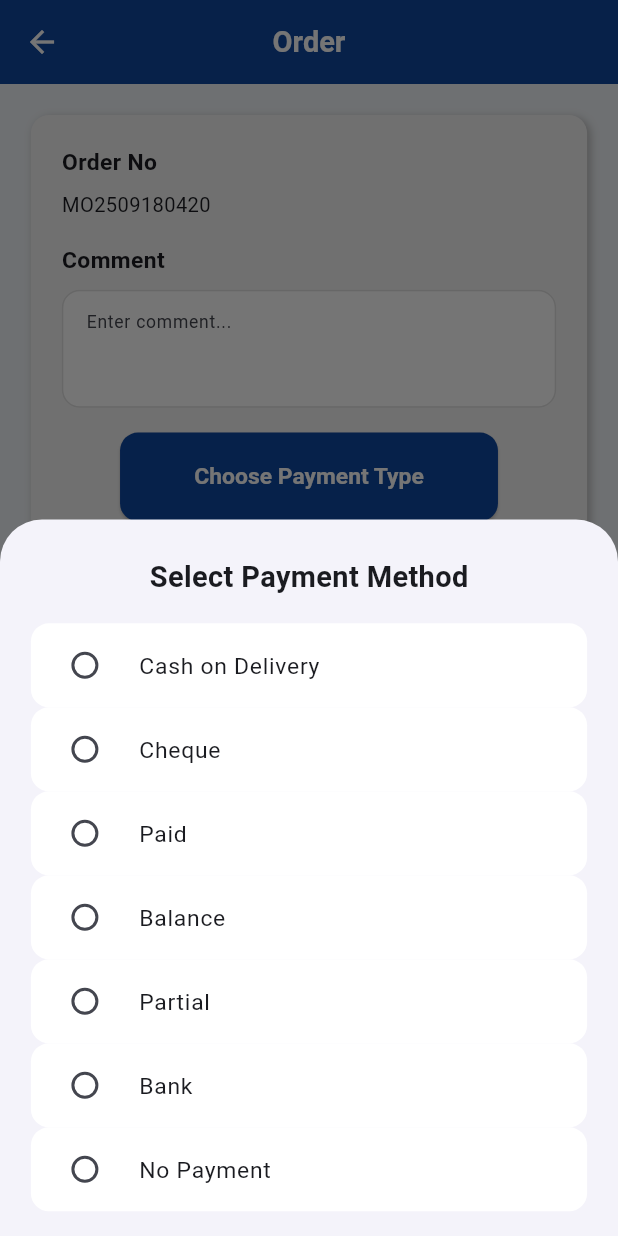
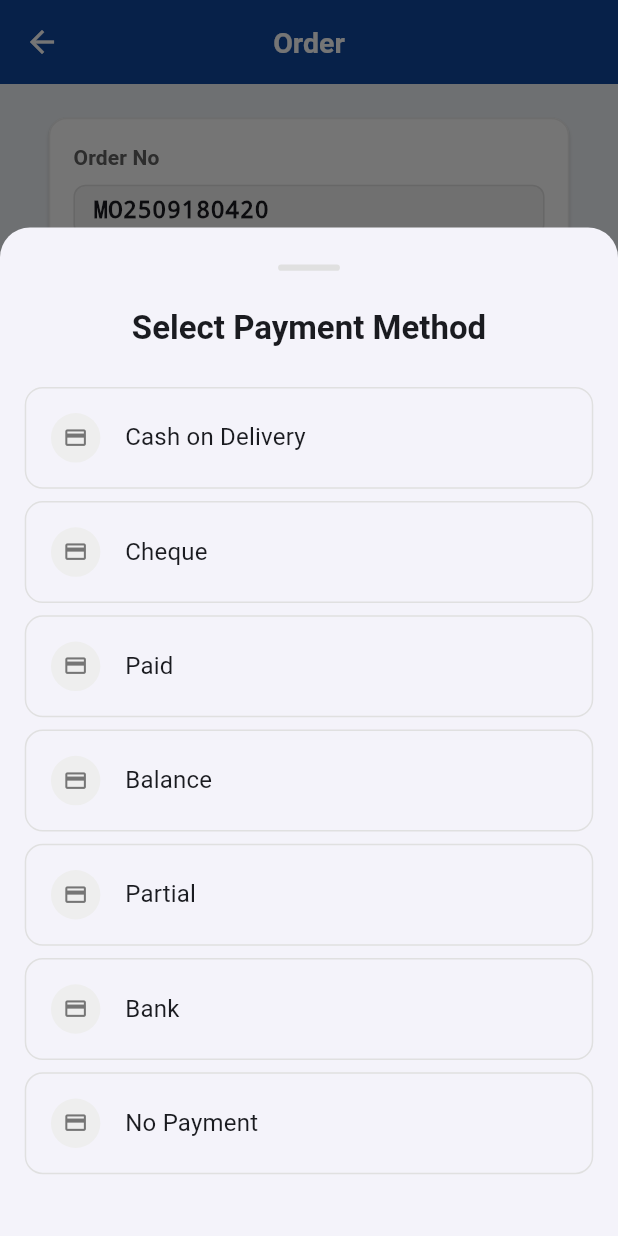
Before and after one commit to foxxafa/pos-app-flutter, a Flutter app: the Invoice2Activity screen opened directly, after a tap on "Choose Payment Type", on a phone screen of 412 x 824 dp. Run offline on Flutter 3.47's test engine with Material 3 defaults, Android fonts, the phone set to English and light mode, and no system bars; our stand-ins replace audioplayers, connectivity_plus, easy_localization, shared_preferences, sizer, sqflite; missing offline and left inert: mobile_scanner; accounts and stored records are empty.

Commit message:
Refactor: Enhance Order UI with localization and modern design
- Added English translations for order-related UI elements in `assets/translations/en.json`.
- Redesigned the order screen (`invoice2_activity.dart`) with a card-based layout and improved visual hierarchy.
- Implemented localization for titles, labels, and buttons using `easy_localization`.
- Updated the "Select Payment Method" bottom sheet with a new design and selection indicators.
- Replaced plain text displays for order number, dates, and payment method with styled cards.
- Restyled the "Select Products" button with an icon and updated appearance.
- Introduced helper widgets `_buildInfoCard` and `_buildActionCard` for consistent card styling.
- Set a background color for the order screen using `AppTheme.lightBackgroundColor`.
- Updated text field for comments to use `theme.textTheme.bodyMedium` and improved padding.
- Imported `easy_localization` and `app_theme.dart`.

```diff
--- a/lib/views/invoice2_activity.dart
+++ b/lib/views/invoice2_activity.dart
@@ -1,6 +1,7 @@
 import 'dart:math';
 
 import 'package:flutter/material.dart';
+import 'package:easy_localization/easy_localization.dart';
 import 'package:pos_app/controllers/refundlist_controller.dart';
 import 'package:pos_app/models/refundlist_model.dart';
 import 'package:pos_app/providers/cartcustomer_provider.dart';
@@ -9,6 +10,7 @@ import 'package:pos_app/views/cart_view.dart';
 import 'package:provider/provider.dart';
 import 'package:sizer/sizer.dart';
 import 'package:intl/intl.dart';
+import 'package:pos_app/core/theme/app_theme.dart';
 
 class Invoice2Activity extends StatefulWidget {
   const Invoice2Activity({Key? key}) : super(key: key);
@@ -83,36 +85,111 @@ print("bunlarrr $_refundProductNames");
   }
 
   void _showPaymentBottomSheet() {
+    final theme = Theme.of(context);
     showModalBottomSheet(
       context: context,
       isScrollControlled: true,
+      shape: RoundedRectangleBorder(
+        borderRadius: BorderRadius.vertical(top: Radius.circular(20)),
+      ),
       builder: (ctx) {
-        return Padding(
+        return Container(
           padding: EdgeInsets.only(
             bottom: MediaQuery.of(ctx).viewInsets.bottom,
-            left: 5.w,
-            right: 5.w,
+            left: 4.w,
+            right: 4.w,
             top: 3.h,
           ),
           child: Column(
             mainAxisSize: MainAxisSize.min,
             children: [
-              Text("Select Payment Method", style: TextStyle(fontSize: 18.sp, fontWeight: FontWeight.bold)),
-              SizedBox(height: 2.h),
+              // Handle bar
+              Container(
+                width: 10.w,
+                height: 0.5.h,
+                decoration: BoxDecoration(
+                  color: Colors.grey[300],
+                  borderRadius: BorderRadius.circular(2.5),
+                ),
+              ),
+              SizedBox(height: 3.h),
+
+              Text(
+                'order.select_payment_method'.tr(),
+                style: theme.textTheme.titleLarge?.copyWith(
+                  fontWeight: FontWeight.bold,
+                ),
+              ),
+              SizedBox(height: 3.h),
+
               ...paymentMethods.map((method) {
-                return RadioListTile<String>(
-                  title: Text(method, style: TextStyle(fontSize: 16.sp)),
-                  value: method,
-                  groupValue: selectedPaymentMethod,
-                  onChanged: (value) {
+                final isSelected = selectedPaymentMethod == method;
+                return Container(
+                  margin: EdgeInsets.only(bottom: 1.h),
+                  child: Material(
+                    color: Colors.transparent,
+                    child: InkWell(
+                      borderRadius: BorderRadius.circular(12),
+                      onTap: () {
                         final orderInfoProvider = Provider.of<OrderInfoProvider>(context, listen: false);
-                          orderInfoProvider.paymentType=value??"No Payment";
-                    setState(() => selectedPaymentMethod = value);
+                        orderInfoProvider.paymentType = method;
+                        setState(() => selectedPaymentMethod = method);
                         Navigator.pop(context);
                       },
+                      child: Container(
+                        padding: EdgeInsets.all(4.w),
+                        decoration: BoxDecoration(
+                          border: Border.all(
+                            color: isSelected
+                                ? theme.colorScheme.primary
+                                : Colors.grey[300]!,
+                            width: isSelected ? 2 : 1,
+                          ),
+                          borderRadius: BorderRadius.circular(12),
+                          color: isSelected
+                              ? theme.colorScheme.primary.withOpacity(0.05)
+                              : null,
+                        ),
+                        child: Row(
+                          children: [
+                            Container(
+                              padding: EdgeInsets.all(2.w),
+                              decoration: BoxDecoration(
+                                color: isSelected
+                                    ? theme.colorScheme.primary
+                                    : Colors.grey[200],
+                                shape: BoxShape.circle,
+                              ),
+                              child: Icon(
+                                isSelected ? Icons.check : Icons.payment,
+                                color: isSelected
+                                    ? Colors.white
+                                    : Colors.grey[600],
+                                size: 4.w,
+                              ),
+                            ),
+                            SizedBox(width: 4.w),
+                            Expanded(
+                              child: Text(
+                                method,
+                                style: theme.textTheme.titleMedium?.copyWith(
+                                  fontWeight: isSelected
+                                      ? FontWeight.w600
+                                      : FontWeight.normal,
+                                  color: isSelected
+                                      ? theme.colorScheme.primary
+                                      : null,
+                                ),
+                              ),
+                            ),
+                          ],
+                        ),
+                      ),
+                    ),
+                  ),
                 );
               }),
-              SizedBox(height: 2.h),
+              SizedBox(height: 4.h),
             ],
           ),
         );
@@ -122,126 +199,220 @@ print("bunlarrr $_refundProductNames");
 
   @override
   Widget build(BuildContext context) {
-    final customer =
-        Provider.of<SalesCustomerProvider>(context).selectedCustomer;
+    final theme = Theme.of(context);
+    final customer = Provider.of<SalesCustomerProvider>(context).selectedCustomer;
     final dateFormat = DateFormat('dd.MM.yyyy');
     final now = DateTime.now();
     final orderInfoProvider = Provider.of<OrderInfoProvider>(context, listen: false);
-  String orderNo=generateFisNo(now);
-    orderInfoProvider.orderNo=orderNo;
+    String orderNo = generateFisNo(now);
+    orderInfoProvider.orderNo = orderNo;
 
     return Scaffold(
+      backgroundColor: AppTheme.lightBackgroundColor,
       appBar: AppBar(
-        title: Text("Order", style: TextStyle(fontSize: 18.sp)),
-        centerTitle: true,
+        title: Text('order.title'.tr()),
       ),
-      body: Padding(
-        padding: EdgeInsets.all(5.w),
-        child: SingleChildScrollView(
-          child: Container(
+      body: SingleChildScrollView(
+        padding: EdgeInsets.all(4.w),
+        child: Column(
+          children: [
+            // Order Number Card
+            _buildInfoCard(
+              title: 'order.order_no'.tr(),
+              content: Container(
                 width: double.infinity,
-            padding: EdgeInsets.all(5.w),
+                padding: EdgeInsets.symmetric(horizontal: 3.w, vertical: 0.5.h),
                 decoration: BoxDecoration(
                   color: Colors.grey[100],
-              borderRadius: BorderRadius.circular(3.w),
-              boxShadow: [
-                BoxShadow(
-                  color: Colors.grey.shade400,
-                  blurRadius: 4,
-                  offset: Offset(2, 2),
-                )
-              ],
+                  borderRadius: BorderRadius.circular(8),
+                  border: Border.all(color: Colors.grey[300]!),
                 ),
-            child: Column(
-              crossAxisAlignment: CrossAxisAlignment.start,
-              children: [
-                Text("Order No", style: TextStyle(fontSize: 16.sp, fontWeight: FontWeight.bold)),
-                SizedBox(height: 1.h),
-                Text(orderNo, style: TextStyle(fontSize: 15.sp)),
+                child: Text(
+                  orderNo,
+                  style: theme.textTheme.titleMedium?.copyWith(
+                    fontWeight: FontWeight.w600,
+                    fontFamily: 'monospace',
+                  ),
+                ),
+              ),
+              isCompact: true,
+            ),
 
             SizedBox(height: 2.h),
-                Text("Comment", style: TextStyle(fontSize: 16.sp, fontWeight: FontWeight.bold)),
-                SizedBox(height: 1.h),
-                TextField(
-                  maxLines: 3,
+
+            // Comment Card
+            _buildInfoCard(
+              title: 'order.comment'.tr(),
+              content: TextField(
+                maxLines: 5,
                 onChanged: (val) => comment = val,
                 onSubmitted: (value) {
-    FocusScope.of(context).unfocus(); // klavyeyi kapatır
-  },                  style: TextStyle(fontSize: 14.sp),
+                  FocusScope.of(context).unfocus();
+                },
+                style: theme.textTheme.bodyMedium,
                 decoration: InputDecoration(
-                    border: OutlineInputBorder(),
-                    hintText: "Enter comment...",
-                    contentPadding: EdgeInsets.all(3.w),
+                  hintText: 'order.enter_comment'.tr(),
+                  border: InputBorder.none,
+                  contentPadding: EdgeInsets.all(2.w),
+                  isDense: true,
+                ),
               ),
             ),
 
             SizedBox(height: 2.h),
-                Center(
-                  child: ElevatedButton(
-                    onPressed: _showPaymentBottomSheet,
-                    style: ElevatedButton.styleFrom(
-                      padding: EdgeInsets.symmetric(horizontal: 12.w, vertical: 2.5.h),
+
+            // Payment Method Card
+            _buildActionCard(
+              icon: Icons.payment_outlined,
+              title: 'order.choose_payment_type'.tr(),
+              subtitle: selectedPaymentMethod != null
+                  ? "${'order.selected_payment'.tr()} $selectedPaymentMethod"
+                  : null,
+              onTap: _showPaymentBottomSheet,
             ),
-                    child: Text("Choose Payment Type", style: TextStyle(fontSize: 16.sp)),
+
+            SizedBox(height: 1.5.h),
+
+            // Payment Date Card
+            _buildActionCard(
+              icon: Icons.calendar_today_outlined,
+              title: 'order.date'.tr(),
+              subtitle: dateFormat.format(selectedPaymentDate),
+              onTap: () => _selectPaymentDate(context),
             ),
+
+            SizedBox(height: 1.5.h),
+
+            // Delivery Date Card
+            _buildActionCard(
+              icon: Icons.local_shipping_outlined,
+              title: 'order.delivery_date'.tr(),
+              subtitle: dateFormat.format(selectedDeliveryDate),
+              onTap: () => _selectDeliveryDate(context),
             ),
-                if (selectedPaymentMethod != null) ...[
-                  SizedBox(height: 2.h),
-                  Center(
-                    child: Text(
-                      "Selected Payment: $selectedPaymentMethod",
-                      style: TextStyle(fontSize: 16.sp, fontWeight: FontWeight.w500),
-                    ),
-                  ),
-                ],Divider(),
-SizedBox(height: 2.h),
-               Row(
-  mainAxisAlignment: MainAxisAlignment.spaceBetween,
-  children: [Divider(),
-    Text("Date", style: TextStyle(fontSize: 18.sp, fontWeight: FontWeight.bold)),
-    Text(dateFormat.format(selectedPaymentDate), style: TextStyle(fontSize: 18.sp)),
- Divider(), ],
-),
-SizedBox(height: 1.h),
-Center(
-  child: ElevatedButton(
-    onPressed: () => _selectPaymentDate(context),
-    child: Text("Select Date", style: TextStyle(fontSize: 14.sp)),
-  ),
-),Divider(),
 
+            SizedBox(height: 3.h),
 
-                SizedBox(height: 2.h),
-                Row(
-  mainAxisAlignment: MainAxisAlignment.spaceBetween,
-  children: [
-    Text("Delivery Date", style: TextStyle(fontSize: 18.sp, fontWeight: FontWeight.bold)),
-    Text(dateFormat.format(selectedDeliveryDate), style: TextStyle(fontSize: 18.sp)),
-  ],
-),
-SizedBox(height: 1.h),
-Center(
-  child: ElevatedButton(
-    onPressed: () => _selectDeliveryDate(context),
-    child: Text("Select Date", style: TextStyle(fontSize: 14.sp)),
-  ),
-),Divider(),
-SizedBox(height: 1.h,),
-                Center(
-                  child: ElevatedButton(
-                    onPressed: () async{
+            // Select Products Button
+            Card(
+              child: SizedBox(
+                width: double.infinity,
+                height: 7.h,
+                child: ElevatedButton.icon(
+                  onPressed: () async {
                     await _loadRefunds(customer!.kod!);
                     Navigator.push(
                       context,
-                        MaterialPageRoute(builder: (context) => CartView(refundProductNames: _refundProductNames, refunds: refunds,)),
+                      MaterialPageRoute(
+                        builder: (context) => CartView(
+                          refundProductNames: _refundProductNames,
+                          refunds: refunds,
+                        ),
+                      ),
                     );
                   },
+                  icon: Icon(Icons.shopping_cart_outlined),
+                  label: Text(
+                    'order.select_products'.tr(),
+                    style: theme.textTheme.titleMedium?.copyWith(
+                      fontWeight: FontWeight.w600,
+                    ),
+                  ),
                   style: ElevatedButton.styleFrom(
-                      padding: EdgeInsets.symmetric(horizontal: 12.w, vertical: 2.5.h),
-                      backgroundColor: Colors.white,
+                    backgroundColor: AppTheme.accentColor,
+                    foregroundColor: Colors.white,
+                    shape: RoundedRectangleBorder(
+                      borderRadius: BorderRadius.circular(12),
                     ),
-                    child: Text("Select Products", style: TextStyle(fontSize: 16.sp)),
                   ),
+                ),
+              ),
+            ),
+          ],
+        ),
+      ),
+    );
+  }
+
+  Widget _buildInfoCard({required String title, required Widget content, bool isCompact = false}) {
+    final theme = Theme.of(context);
+    return Card(
+      child: Padding(
+        padding: EdgeInsets.all(4.w),
+        child: Column(
+          crossAxisAlignment: CrossAxisAlignment.start,
+          children: [
+            Text(
+              title,
+              style: theme.textTheme.titleSmall?.copyWith(
+                color: Colors.grey[700],
+                fontWeight: FontWeight.w600,
+              ),
+            ),
+            SizedBox(height: isCompact ? 1.h : 2.h),
+            content,
+          ],
+        ),
+      ),
+    );
+  }
+
+  Widget _buildActionCard({
+    required IconData icon,
+    required String title,
+    String? subtitle,
+    required VoidCallback onTap,
+  }) {
+    final theme = Theme.of(context);
+    return Card(
+      child: Material(
+        color: Colors.transparent,
+        child: InkWell(
+          borderRadius: BorderRadius.circular(12),
+          onTap: onTap,
+          child: Padding(
+            padding: EdgeInsets.all(4.w),
+            child: Row(
+              children: [
+                Container(
+                  padding: EdgeInsets.all(3.w),
+                  decoration: BoxDecoration(
+                    color: theme.colorScheme.primary.withOpacity(0.1),
+                    borderRadius: BorderRadius.circular(12),
+                  ),
+                  child: Icon(
+                    icon,
+                    color: theme.colorScheme.primary,
+                    size: 6.w,
+                  ),
+                ),
+                SizedBox(width: 4.w),
+                Expanded(
+                  child: Column(
+                    crossAxisAlignment: CrossAxisAlignment.start,
+                    children: [
+                      Text(
+                        title,
+                        style: theme.textTheme.titleMedium?.copyWith(
+                          fontWeight: FontWeight.w600,
+                        ),
+                      ),
+                      if (subtitle != null) ...[
+                        SizedBox(height: 0.5.h),
+                        Text(
+                          subtitle,
+                          style: theme.textTheme.bodyMedium?.copyWith(
+                            color: Colors.grey[600],
+                          ),
+                        ),
+                      ],
+                    ],
+                  ),
+                ),
+                Icon(
+                  Icons.arrow_forward_ios,
+                  color: Colors.grey[400],
+                  size: 4.w,
                 ),
               ],
             ),
```
Also changed, not shown: assets/translations/en.json (+11 -1 lines). Lines whose indentation alone changed are shown as unchanged.
